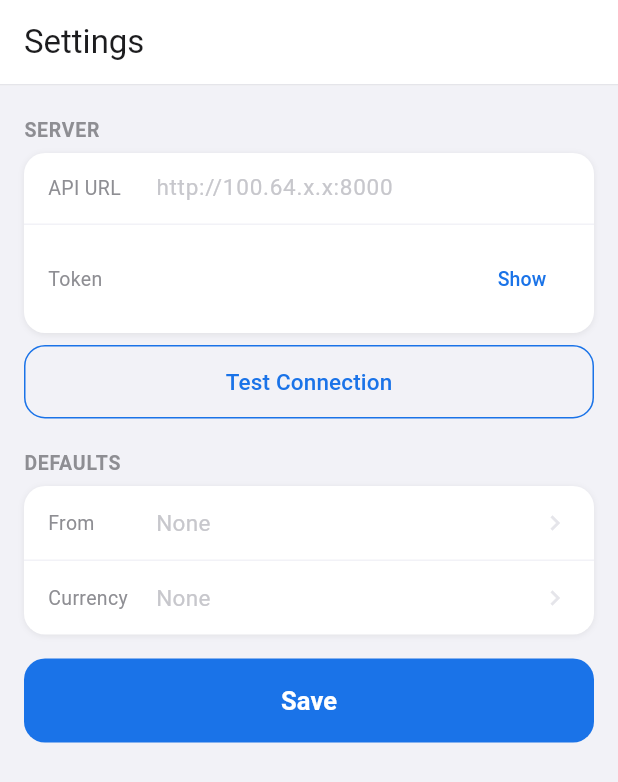
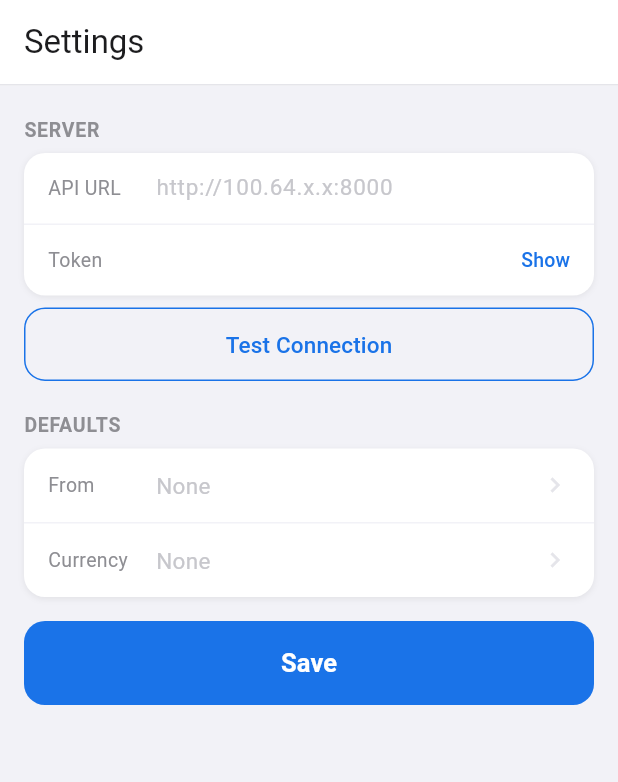
Before and after one commit to fterrier/family-ledger, a Flutter app: the screen it shows after launch, on a phone screen of 412 x 824 dp. Shown: the top 782 px of the screen. Run offline on Flutter 3.47's test engine with Material 3 defaults, Android fonts, the phone set to English and light mode, and no system bars; our stand-ins replace file_picker, flutter_secure_storage, shared_preferences; accounts and stored records are empty.

Commit message:
fix(mobile): move token show/hide button out of suffixIcon to fix field height
suffixIcon inside InputDecoration forces a taller intrinsic height, causing
the Token field to be visibly taller than the Server field above it.

Co-Authored-By: Claude Sonnet 4.6 <noreply@anthropic.com>

```diff
--- a/clients/mobile/lib/screens/settings/settings_screen.dart
+++ b/clients/mobile/lib/screens/settings/settings_screen.dart
@@ -248,24 +248,29 @@ class _SettingsScreenState extends State<SettingsScreen> {
               const Divider(height: 1, color: Color(0xFFF2F2F7)),
               _fieldRow(
                 label: 'Token',
+                trailing: TextButton(
+                  onPressed: () =>
+                      setState(() => _tokenVisible = !_tokenVisible),
+                  style: TextButton.styleFrom(
+                    padding: EdgeInsets.zero,
+                    minimumSize: Size.zero,
+                    tapTargetSize: MaterialTapTargetSize.shrinkWrap,
+                  ),
+                  child: Text(
+                    _tokenVisible ? 'Hide' : 'Show',
+                    style: const TextStyle(
+                      fontSize: 13,
+                      color: Color(0xFF1A73E8),
+                    ),
+                  ),
+                ),
                 child: TextFormField(
                   controller: _tokenController,
                   obscureText: !_tokenVisible,
-                  decoration: InputDecoration(
+                  decoration: const InputDecoration(
                     border: InputBorder.none,
                     isDense: true,
                     contentPadding: EdgeInsets.zero,
-                    suffixIcon: TextButton(
-                      onPressed: () =>
-                          setState(() => _tokenVisible = !_tokenVisible),
-                      child: Text(
-                        _tokenVisible ? 'Hide' : 'Show',
-                        style: const TextStyle(
-                          fontSize: 13,
-                          color: Color(0xFF1A73E8),
-                        ),
-                      ),
-                    ),
                   ),
                   style: const TextStyle(fontSize: 15),
                   validator: (v) =>
@@ -390,7 +395,11 @@ class _SettingsScreenState extends State<SettingsScreen> {
     child: Column(children: children),
   );
 
-  Widget _fieldRow({required String label, required Widget child}) => Padding(
+  Widget _fieldRow({
+    required String label,
+    required Widget child,
+    Widget? trailing,
+  }) => Padding(
     padding: const EdgeInsets.symmetric(horizontal: 16, vertical: 12),
     child: Row(
       children: [
@@ -402,6 +411,7 @@ class _SettingsScreenState extends State<SettingsScreen> {
           ),
         ),
         Expanded(child: child),
+        ?trailing,
       ],
     ),
   );
```
